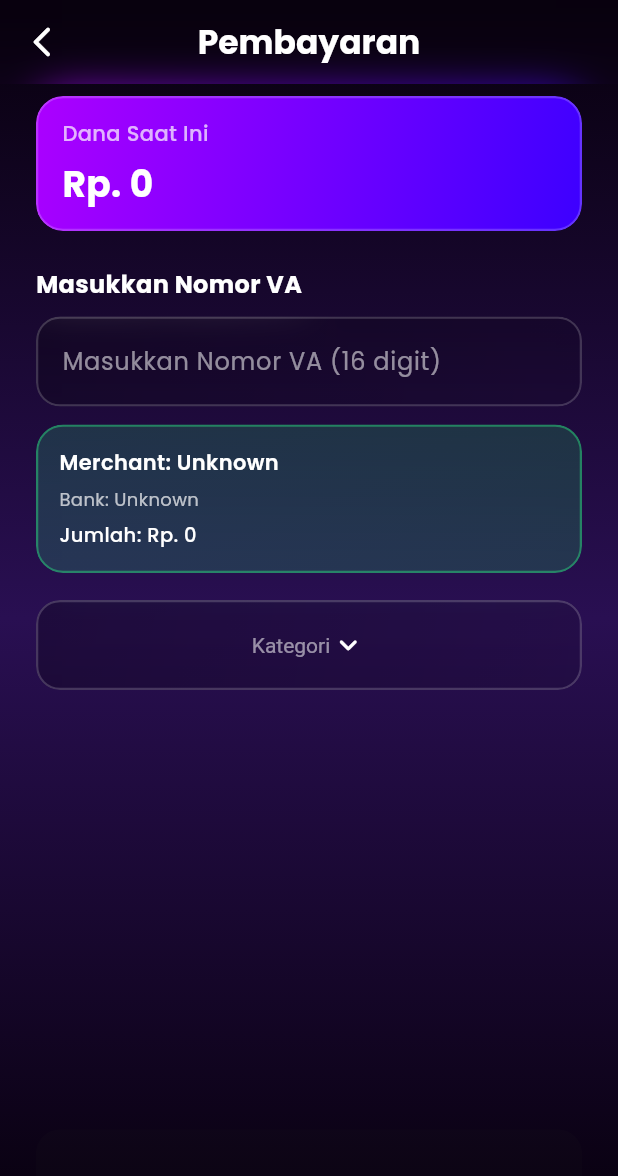
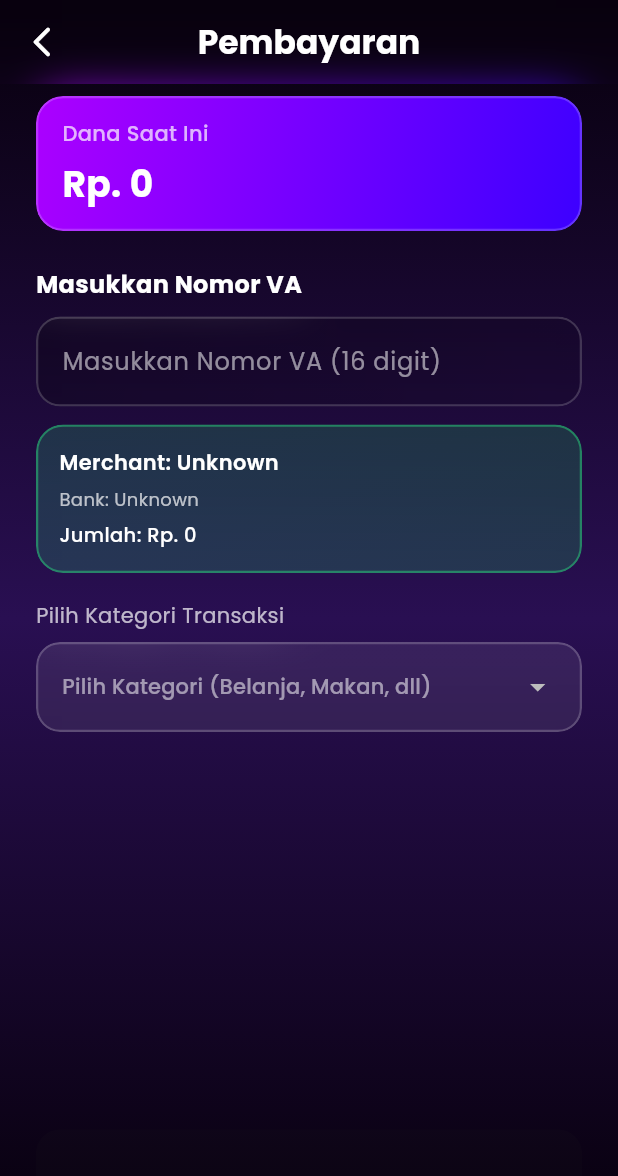
Before and after one commit to Wrrynn/4RT05, a Flutter app: the PaymentPage screen opened by its route, on a phone screen of 412 x 824 dp. Shown: the top 1176 px of the screen. Run offline on Flutter 3.47's test engine with Material 3 defaults, Android fonts, the phone set to English and light mode, and no system bars; our stand-ins replace curved_navigation_bar, image_picker, liquid_pull_to_refresh, supabase_flutter; accounts and stored records are empty.

Commit message:
pembayaran done, kurang rapi aja

```diff
--- a/lib/controller/pembayaranCtrl.dart
+++ b/lib/controller/pembayaranCtrl.dart
@@ -3,7 +3,6 @@ import 'package:artos/model/kategori.dart';
 import 'package:artos/service/db_service.dart';
 import 'package:artos/widgets/currency.dart';
 
-// ===== VA MODEL =====
 class VirtualAccount {
   static const Map<String, String> bankCodes = {
     '008': 'Mandiri',
@@ -13,84 +12,71 @@ class VirtualAccount {
   };
 
   static const Map<String, String> merchantCodes = {
-    '123': 'Toko Buah',
-    '456': 'Burger Mountain',
-    '789': 'Pomodoro',
+    '01': 'Toko Buah',
+    '02': 'Burger Mountain',
+    '03': 'Pomodoro',
   };
 
-  final String vaCode; // 999
-  final String bankCode; // 008, 014, 009, 002
-  final String merchantCode; // 123, 456, 789
-  final int amount; // 2 digits → multiply by 1000 (10 = 10000)
-  final int expireYear; // 2 digits (30 = 2030)
+  final String vaCode;       // 2 digit (99)
+  final String bankCode;     // 3 digit (014)
+  final String merchantCode; // 2 digit (01)
+  final int totalAmount;     // 4 digit (Langsung nominal, misal 5000)
+  final int expiryMonth;     // 2 digit (MM)
+  final int expiryYear;      // 2 digit (YY)
 
   String get merchantName => merchantCodes[merchantCode] ?? 'Unknown';
   String get bankName => bankCodes[bankCode] ?? 'Unknown';
-  int get totalAmount => amount * 1000;
 
   VirtualAccount({
     required this.vaCode,
     required this.bankCode,
     required this.merchantCode,
-    required this.amount,
-    required this.expireYear,
+    required this.totalAmount,
+    required this.expiryMonth,
+    required this.expiryYear,
   });
+
+  // Logika Cek Expired
+  bool isExpired() {
+    final now = DateTime.now();
+    // Expiry MM/YY dianggap valid sampai akhir bulan tersebut
+    // Misal 12/25 berarti valid sampai 31 Desember 2025 jam 23:59
+    final expiryDate = DateTime(2000 + expiryYear, expiryMonth + 1, 0, 23, 59);
+    return now.isAfter(expiryDate);
+  }
 }
 
 class PaymentController {
-  // ===== BANK CODES =====
-  static const Map<String, String> bankCodes = {
-    '008': 'Mandiri',
-    '014': 'BCA',
-    '009': 'BNI',
-    '002': 'BRI',
-  };
-
-  // ===== MERCHANT CODES =====
-  static const Map<String, String> merchantCodes = {
-    '123': 'Toko Buah',
-    '456': 'Burger Mountain',
-    '789': 'Pomodoro',
-  };
-
-  // ===== PARSE VA FROM STRING =====
-  /// Parse 16-digit VA string to VirtualAccount object
-  /// Format: 999 (3) + 014 (3) + 123 (3) + 10 (2) + 30 (2) = 13 digit
+  // Parsing 15 Digit: 2 + 3 + 2 + 4 + 4 = 15
   VirtualAccount? parseVA(String vaString) {
     final cleaned = vaString.replaceAll(RegExp(r'[^0-9]'), '');
-
-    if (cleaned.length != 13) return null;
+    if (cleaned.length != 15) return null;
 
     try {
-      final vaCode = cleaned.substring(0, 3);
-      final bankCode = cleaned.substring(3, 6);
-      final merchantCode = cleaned.substring(6, 9);
-      final amount = int.parse(cleaned.substring(9, 11));
-      final expireYear = int.parse(cleaned.substring(11, 13));
+      final vaCode = cleaned.substring(0, 2);
+      final bankCode = cleaned.substring(2, 5);
+      final merchantCode = cleaned.substring(5, 7);
+      final amount = int.parse(cleaned.substring(7, 11));
+      final month = int.parse(cleaned.substring(11, 13));
+      final year = int.parse(cleaned.substring(13, 15));
 
-      if (!bankCodes.containsKey(bankCode)) return null;
-      if (!merchantCodes.containsKey(merchantCode)) return null;
+      if (!VirtualAccount.bankCodes.containsKey(bankCode)) return null;
+      if (!VirtualAccount.merchantCodes.containsKey(merchantCode)) return null;
+      if (month < 1 || month > 12) return null;
 
       return VirtualAccount(
         vaCode: vaCode,
         bankCode: bankCode,
         merchantCode: merchantCode,
-        amount: amount,
-        expireYear: expireYear,
+        totalAmount: amount*1000,
+        expiryMonth: month,
+        expiryYear: year,
       );
     } catch (_) {
       return null;
     }
   }
 
-  // ===== VALIDATE VA =====
-  bool isValidVA(String vaString) {
-    return parseVA(vaString) != null;
-  }
-
-  // ===== PROCESS PAYMENT =====
-  /// Memproses pembayaran VA
-  /// Mengurangi saldo pengguna dan membuat transaksi baru
   Future<String?> processPayment({
     required String vaNumber,
     required String idPengguna,
@@ -99,124 +85,53 @@ class PaymentController {
     required String deskripsi,
   }) async {
     try {
-      // Parse VA
       final va = parseVA(vaNumber);
-      if (va == null) {
-        return 'VA tidak valid';
+      if (va == null) return 'VA tidak valid';
+
+      // VALIDASI EXPIRED
+      if (va.isExpired()) {
+        return 'Transaksi Gagal: Nomor VA sudah kadaluarsa (Expired)';
       }
 
-      // Fetch user saldo
-      final userRes = await DBService.client
-          .from('Pengguna')
-          .select('saldo')
-          .eq('id_pengguna', idPengguna)
-          .maybeSingle();
-
-      if (userRes == null) {
-        return 'Pengguna tidak ditemukan';
-      }
+      final userRes = await DBService.client.from('Pengguna').select('saldo').eq('id_pengguna', idPengguna).maybeSingle();
+      if (userRes == null) return 'Pengguna tidak ditemukan';
 
       final currentSaldo = (userRes['saldo'] as num).toDouble();
       final totalAmount = va.totalAmount + biayaTransfer;
 
-      // Cek saldo cukup
-      if (currentSaldo < totalAmount) {
-        return 'Saldo tidak cukup. Dibutuhkan Rp ${formatCurrency(totalAmount)} tetapi Anda memiliki Rp ${formatCurrency(currentSaldo)}';
-      }
+      if (currentSaldo < totalAmount) return 'Saldo tidak cukup';
 
-      // Create transaksi object
       final transaksi = Transaksi(
         idPengguna: idPengguna,
         idKategori: idKategori,
-        targetMerchant: va.merchantName, // simpan merchant code sebagai target
+        targetMerchant: va.merchantName, // Simpan Nama Merchant ke Database
         targetPengguna: null,
         totalTransaksi: va.totalAmount.toDouble(),
-        deskripsi: deskripsi.isEmpty
-            ? 'Pembayaran VA ke ${va.merchantName} via ${va.bankName}'
-            : deskripsi,
+        deskripsi: deskripsi.isEmpty ? 'Bayar ${va.merchantName}' : deskripsi,
         metodeTransaksi: 'VA_${va.bankName}',
         status: 'sukses',
         biayaTransfer: biayaTransfer,
         waktuDibuat: DateTime.now(),
       );
 
-      // Insert transaksi ke DB
-      final insertRes = await DBService.client
-          .from('Transaksi')
-          .insert(transaksi.toMap())
-          .select();
+      final insertRes = await DBService.client.from('Transaksi').insert(transaksi.toMap()).select();
+      if (insertRes.isEmpty) return 'Gagal membuat transaksi';
 
-      if (insertRes.isEmpty) {
-        return 'Gagal membuat transaksi';
-      }
+      await DBService.client.from('Pengguna').update({'saldo': currentSaldo - totalAmount}).eq('id_pengguna', idPengguna);
 
-      final idTransaksi = insertRes[0]['id_transaksi'];
-
-      // Update saldo pengguna
-      final newSaldo = currentSaldo - totalAmount;
-      await DBService.client
-          .from('Pengguna')
-          .update({'saldo': newSaldo})
-          .eq('id_pengguna', idPengguna);
-
-      // Return success dengan id transaksi
-      return idTransaksi;
+      return insertRes[0]['id_transaksi'];
     } catch (e) {
       return 'Error: ${e.toString()}';
     }
   }
 
-  // ===== GET MERCHANT INFO =====
-  /// Dapatkan info merchant dari merchant code
-  String getMerchantInfo(String merchantCode) {
-    return merchantCodes[merchantCode] ?? 'Unknown Merchant';
+  Future<List<Kategori>> getKategoriDropdown(String idPengguna) async {
+    final res = await DBService.client.from('Kategori').select().eq('id_pengguna', idPengguna).order('nama_kategori');
+    return (res as List).map((e) => Kategori.fromMap(e)).toList();
   }
 
-  // ===== GET BANK INFO =====
-  /// Dapatkan info bank dari bank code
-  String getBankInfo(String bankCode) {
-    return bankCodes[bankCode] ?? 'Unknown Bank';
-  }
-
-  // ===== GENERATE VA DUMMY =====
-  /// Generate VA dummy untuk testing
-  String generateDummyVA({
-    required String bankCode,
-    required String merchantCode,
-    required String userId,
-    required int amountDigits, // 2 digits (10 = 10000)
-    required int expireYear, // 2 digits (30 = 2030)
-  }) {
-    const vaCode = '999';
-    final bank = bankCode.padLeft(3, '0');
-    final merchant = merchantCode.padLeft(3, '0');
-    final user = userId.padLeft(3, '0');
-    final amount = amountDigits.toString().padLeft(2, '0');
-    final expire = expireYear.toString().padLeft(2, '0');
-
-    return '$vaCode$bank$merchant$user$amount$expire';
-  }
-
-  // ===== GET KATEGORI DROPDOWN =====
-  /// Ambil kategori pengeluaran milik user
-  Future<List<Kategori>> getKategoriDropdown(String idPengguna) async {
-    try {
-      final res = await DBService.client
-          .from('Kategori') // ⚠️ pastikan lowercase
-          .select()
-          .eq('id_pengguna', idPengguna)
-          .eq('tipe_kategori', 'pengeluaran')
-          .order('nama_kategori');
-
-      if (res is List) {
-        return res
-            .map((e) => Kategori.fromMap(e as Map<String, dynamic>))
-            .toList();
-      }
-
-      return [];
-    } catch (e) {
-      throw Exception('Gagal load kategori: $e');
-    }
+  // Generate VA 15 digit untuk testing
+  String generateDummyVA(String bank, String merchant, String amount, String mm, String yy) {
+    return "99${bank.padLeft(3, '0')}${merchant.padLeft(2, '0')}${amount.padLeft(4, '0')}${mm.padLeft(2, '0')}${yy.padLeft(2, '0')}";
   }
 }
--- a/lib/controller/topUpCtrl.dart
+++ b/lib/controller/topUpCtrl.dart
@@ -105,8 +105,8 @@ class TopupController {
 
         if (isSuccess) {
           final checkDb = await supabase.from('Top Up').select('status').eq('order_id', orderId).single();
-          if (checkDb['status'] != 'success') {
-            await supabase.from('Top Up').update({'status': 'success'}).eq('order_id', orderId);
+          if (checkDb['status'] != 'sukses') {
+            await supabase.from('Top Up').update({'status': 'sukSses'}).eq('order_id', orderId);
 
             final user = await supabase.from('Pengguna').select('saldo').eq('id_pengguna', userId).single();
             double oldSaldo = (user['saldo'] ?? 0).toDouble();
--- a/lib/model/transaction.dart
+++ /dev/null
@@ -1,31 +0,0 @@
-class Transaksi {
-  final String judul;
-  final String kategori;
-  final String tanggalLabel; // contoh: "Kemarin" / "28 Okt 2005"
-  final String jam;          // "14.30"
-  final int nominal;         // 500000
-  final bool isIncome;
-
-  // detail receipt
-  final String metode;       // "Qris"
-  final int biaya;           // 0
-  final String idTransaksi;  // "#123456789"
-  final String dariNama;     // "User123"
-  final String dariId;       // "ID 001212"
-  final String keNama;       // "Warung Naspad123";
-
-  const Transaksi({
-    required this.judul,
-    required this.kategori,
-    required this.tanggalLabel,
-    required this.jam,
-    required this.nominal,
-    required this.isIncome,
-    required this.metode,
-    required this.biaya,
-    required this.idTransaksi,
-    required this.dariNama,
-    required this.dariId,
-    required this.keNama,
-  });
-}
--- a/lib/pages/payment.dart
+++ b/lib/pages/payment.dart
@@ -332,48 +332,44 @@ class _PaymentPageState extends State<PaymentPage> {
   }
 
   Widget _buildCategoryDropdown() {
-    return GlassContainer(
+    return Column(
+      crossAxisAlignment: CrossAxisAlignment.start,
+      children: [
+        const Text(
+          "Pilih Kategori Transaksi",
+          style: TextStyle(color: Colors.white70, fontSize: 14),
+        ),
+        const SizedBox(height: 8),
+        GlassContainer(
           width: double.infinity,
           height: 60,
           borderRadius: BorderRadius.circular(16),
-      borderColor: Colors.white.withOpacity(0.18),
           padding: const EdgeInsets.symmetric(horizontal: 16),
-      gradient: LinearGradient(
-        colors: [
-          Colors.black.withOpacity(0.25),
-          Colors.black.withOpacity(0.10),
-        ],
-        begin: Alignment.topLeft,
-        end: Alignment.bottomRight,
-      ),
-      child: Center(
           child: DropdownButtonHideUnderline(
             child: DropdownButton<Kategori>(
               dropdownColor: const Color(0xFF2B0B3A),
-            icon: const Icon(
-              Icons.keyboard_arrow_down_rounded,
-              color: Colors.white,
-            ),
+              isExpanded: true,
               value: _selectedCategory,
               hint: const Text(
-              'Kategori',
+                'Pilih Kategori (Belanja, Makan, dll)',
                 style: TextStyle(color: Colors.white54, fontSize: 14),
               ),
-            style: const TextStyle(color: Colors.white, fontSize: 14),
               items: _categories.map((kategori) {
                 return DropdownMenuItem<Kategori>(
                   value: kategori,
-                child: Text(kategori.namaKategori), // ✅ dari model
+                  child: Text(
+                    kategori.namaKategori, // Menampilkan nama dari database
+                    style: const TextStyle(color: Colors.white),
+                  ),
                 );
               }).toList(),
               onChanged: (value) {
-              setState(() {
-                _selectedCategory = value;
-              });
+                setState(() => _selectedCategory = value);
               },
             ),
           ),
         ),
+      ],
     );
   }
 
```
Also changed, not shown: lib/model/transaksi.dart (+7 -10 lines). Lines whose indentation alone changed are shown as unchanged.
